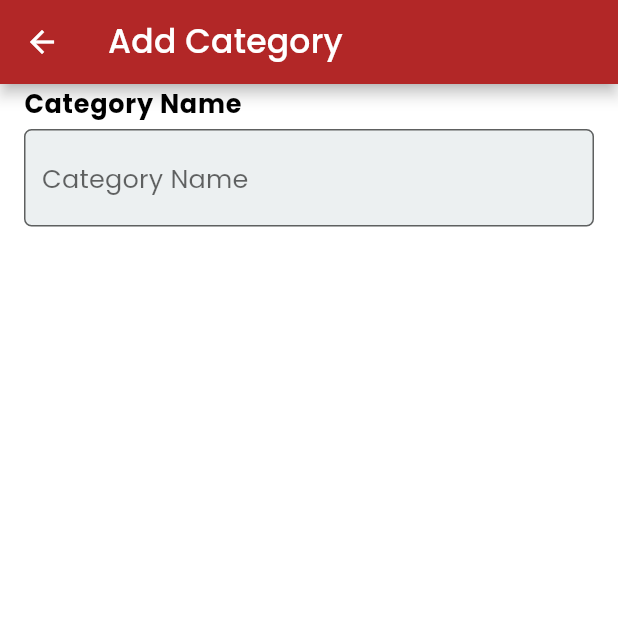
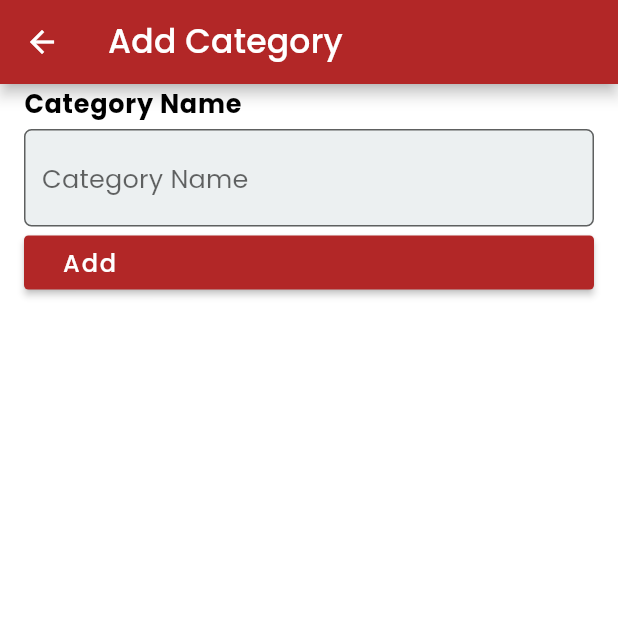
Before and after one commit to anasfik/Yacine_tv_flutter, a Flutter app: the AddChannelCategory screen opened directly, on a phone screen of 412 x 824 dp, the top half of it. Run offline on Flutter 3.47's test engine with Material 2 defaults, Android fonts, the phone set to English and light mode, and no system bars; drawn by our look-alikes of auto_size_text; our stand-ins replace bloc, equatable, flutter_bloc, flutter_dotenv, flutter_remix, google_fonts; missing offline and left inert: dart:html; network calls fail.

Commit message:
[ Add ]  added add category page

```diff
--- a/web_panel/lib/buisness_logic/add_channels_categories_bloc/add_channels_categories_bloc.dart
+++ /dev/null
@@ -1,13 +0,0 @@
-import 'package:bloc/bloc.dart';
-import 'package:equatable/equatable.dart';
-import 'package:meta/meta.dart';
-
-part 'add_channels_categories_event.dart';
-part 'add_channels_categories_state.dart';
-
-class AddChannelsCategoriesBloc
-    extends Bloc<AddChannelsCategoriesEvent, AddChannelsCategoriesState> {
-  AddChannelsCategoriesBloc() : super(AddChannelsCategoriesState()) {
-    on<AddChannelsCategoriesEvent>((event, emit) {});
-  }
-}
--- a/web_panel/lib/buisness_logic/add_channels_categories_bloc/add_channels_categories_event.dart
+++ /dev/null
@@ -1,4 +0,0 @@
-part of 'add_channels_categories_bloc.dart';
-
-@immutable
-abstract class AddChannelsCategoriesEvent {}
--- a/web_panel/lib/buisness_logic/bloc_providers/bloc_providers.dart
+++ b/web_panel/lib/buisness_logic/bloc_providers/bloc_providers.dart
@@ -4,7 +4,6 @@ import 'package:web_panel/buisness_logic/login_bloc/login_bloc_bloc.dart';
 import 'package:web_panel/data/repositories/auth_repository/auth_repository.dart';
 
 import '../../data/repositories/channels_categories_repository/channels_categories_repository.dart';
-import '../add_channels_categories_bloc/add_channels_categories_bloc.dart';
 import '../channels_categories_bloc/channels_categories_bloc.dart';
 import '../dashbord_cubit/dashboard_cubit.dart';
 
@@ -21,9 +20,6 @@ class BlocProviders {
         create: (context) =>
             ChannelsCategoriesBloc(ChannelsCategoriesRepository()),
       ),
-      BlocProvider<AddChannelsCategoriesBloc>(
-        create: (context) => AddChannelsCategoriesBloc(),
-      ),
     ];
   }
 }
--- a/web_panel/lib/buisness_logic/channels_categories_bloc/channels_categories_bloc.dart
+++ b/web_panel/lib/buisness_logic/channels_categories_bloc/channels_categories_bloc.dart
@@ -1,5 +1,6 @@
 import 'package:bloc/bloc.dart';
 import 'package:equatable/equatable.dart';
+import 'package:flutter/widgets.dart';
 import 'package:meta/meta.dart';
 import 'package:web_panel/data/models/chennels_category.dart';
 
@@ -11,14 +12,51 @@ part 'channels_categories_state.dart';
 class ChannelsCategoriesBloc
     extends Bloc<ChannelsCategoriesEvent, ChannelsCategoriesState> {
   final ChannelsCategoriesRepository channelsCategoriesRepository;
+
   ChannelsCategoriesBloc(this.channelsCategoriesRepository)
-      : super(ChannelsCategoriesState()) {
-    on<ChannelsCategoriesEvent>((event, emit) {});
+      : super(const ChannelsCategoriesState()) {
+    on<ChannelsCategoryCreated>(_createChannelCategory);
+    on<ChannelsCategoryTitleEdited>(_editChannelCategoryTitle);
+    on<NewCategoriesGetRequested>(_newCategoriesGetRequested);
+    add(NewCategoriesGetRequested());
   }
-  Future<List<ChannelsCategory>> all() async {
-    return await channelsCategoriesRepository.getChannelsCategories();
-    try {} catch (e) {
-      throw Exception(e.toString());
-    }
+
+  void _createChannelCategory(
+    ChannelsCategoryCreated event,
+    Emitter<ChannelsCategoriesState> emit,
+  ) async {
+    emit(state.copyWith(isLoading: true));
+    await channelsCategoriesRepository.createChannelsCategory(
+      ChannelsCategory(
+        id: "_",
+        categoryTitle: state.channelsCategoryTitle,
+        channels: [],
+      ),
+    );
+    event.onSuccess();
+    emit(state.copyWith(isLoading: false));
+  }
+
+  void _editChannelCategoryTitle(
+    ChannelsCategoryTitleEdited event,
+    Emitter<ChannelsCategoriesState> emit,
+  ) {
+    emit(state.copyWith(channelsCategoryTitle: event.newValue));
+  }
+
+  _newCategoriesGetRequested(
+    NewCategoriesGetRequested event,
+    Emitter<ChannelsCategoriesState> emit,
+  ) async {
+    emit(state.copyWith(isLoading: true));
+    final channelsCategories =
+        await channelsCategoriesRepository.getChannelsCategories();
+
+    emit(
+      state.copyWith(
+        isLoading: false,
+        allChannelsCategories: channelsCategories,
+      ),
+    );
   }
 }
--- a/web_panel/lib/buisness_logic/channels_categories_bloc/channels_categories_event.dart
+++ b/web_panel/lib/buisness_logic/channels_categories_bloc/channels_categories_event.dart
@@ -2,3 +2,22 @@ part of 'channels_categories_bloc.dart';
 
 @immutable
 abstract class ChannelsCategoriesEvent {}
+
+class ChannelsCategoryCreated extends ChannelsCategoriesEvent {
+  final VoidCallback onSuccess;
+  final void Function(String) onError;
+
+  ChannelsCategoryCreated({
+    required this.onError,
+    required this.onSuccess,
+  });
+}
+
+class ChannelsCategoryTitleEdited extends ChannelsCategoriesEvent {
+  final String newValue;
+  ChannelsCategoryTitleEdited(this.newValue);
+}
+
+class NewCategoriesGetRequested extends ChannelsCategoriesEvent {
+  NewCategoriesGetRequested();
+}
--- a/web_panel/lib/buisness_logic/channels_categories_bloc/channels_categories_state.dart
+++ b/web_panel/lib/buisness_logic/channels_categories_bloc/channels_categories_state.dart
@@ -1,7 +1,37 @@
+// ignore_for_file: public_member_api_docs, sort_constructors_first
 part of 'channels_categories_bloc.dart';
 
 @immutable
 class ChannelsCategoriesState extends Equatable {
+  final List<ChannelsCategory> allChannelsCategories;
+  final List<Channel> channels;
+  final String channelsCategoryTitle;
+  final bool isLoading;
+
+  const ChannelsCategoriesState({
+    this.allChannelsCategories = const [],
+    this.channels = const [],
+    this.channelsCategoryTitle = "",
+    this.isLoading = false,
+  });
+
   @override
-  List<Object?> get props => [];
+  List<Object?> get props =>
+      [channels, channelsCategoryTitle, isLoading, allChannelsCategories];
+
+  ChannelsCategoriesState copyWith({
+    List<ChannelsCategory>? allChannelsCategories,
+    List<Channel>? channels,
+    String? channelsCategoryTitle,
+    bool? isLoading,
+  }) {
+    return ChannelsCategoriesState(
+      allChannelsCategories:
+          allChannelsCategories ?? this.allChannelsCategories,
+      channels: channels ?? this.channels,
+      channelsCategoryTitle:
+          channelsCategoryTitle ?? this.channelsCategoryTitle,
+      isLoading: isLoading ?? this.isLoading,
+    );
+  }
 }
--- a/web_panel/lib/data/models/chennels_category.dart
+++ b/web_panel/lib/data/models/chennels_category.dart
@@ -21,7 +21,6 @@ class ChannelsCategory {
       );
 
   Map<String, dynamic> toMap() => {
-        "_id": id,
         "category_title": categoryTitle,
         "channels": List<dynamic>.from(
           channels.map(
--- a/web_panel/lib/main.dart
+++ b/web_panel/lib/main.dart
@@ -13,7 +13,6 @@ void main() async {
   WidgetsFlutterBinding.ensureInitialized();
 
   await dotenv.load(fileName: ".env");
-  final a = await ChannelsCategoriesRepository().getChannelsCategories();
   runApp(const MyApp());
 }
 
@@ -30,7 +29,7 @@ class MyApp extends StatelessWidget {
         theme: AppThemes.light,
         home: const Login(),
         routes: {
-          "/dashboard": (context) => DashBoard(),
+          "/dashboard": (context) => const DashBoard(),
         },
       ),
     );
--- a/web_panel/lib/presentation/screens/add_category/add_vategory.dart
+++ b/web_panel/lib/presentation/screens/add_category/add_vategory.dart
@@ -1,6 +1,9 @@
 import 'package:flutter/material.dart';
+import 'package:flutter_bloc/flutter_bloc.dart';
+import 'package:web_panel/presentation/screens/general/action_button.dart';
 import 'package:web_panel/presentation/screens/general/margined_body.dart';
 
+import '../../../buisness_logic/channels_categories_bloc/channels_categories_bloc.dart';
 import '../general/data_field.dart';
 
 class AddChannelCategory extends StatelessWidget {
@@ -8,16 +11,48 @@ class AddChannelCategory extends StatelessWidget {
 
   @override
   Widget build(BuildContext context) {
+    final bloc = context.read<ChannelsCategoriesBloc>();
+
     return Scaffold(
       appBar: AppBar(
-        title: Text("Add Category"),
+        title: const Text("Add Category"),
       ),
       body: MarginedBody(
         child: Column(
           children: <Widget>[
-            DataField(
-              hint: "Category Name",
-              controller: TextEditingController(),
+            BlocBuilder<ChannelsCategoriesBloc, ChannelsCategoriesState>(
+                builder: (context, state) {
+              return DataField(
+                hint: "Category Name",
+                onChanged: (value) {
+                  bloc.add(ChannelsCategoryTitleEdited(value));
+                },
+              );
+            }),
+            ActionButton(
+              onPressed: () {
+                bloc.add(
+                  ChannelsCategoryCreated(
+                    onSuccess: () {
+                      bloc.add(NewCategoriesGetRequested());
+                      ScaffoldMessenger.of(context).showSnackBar(
+                        const SnackBar(
+                          content: Text("Category Added"),
+                        ),
+                      );
+                      Navigator.pop(context);
+                    },
+                    onError: (error) {
+                      ScaffoldMessenger.of(context).showSnackBar(
+                        const SnackBar(
+                          content: Text("Error"),
+                        ),
+                      );
+                    },
+                  ),
+                );
+              },
+              text: "Add",
             ),
           ],
         ),
--- a/web_panel/lib/presentation/screens/general/data_field.dart
+++ b/web_panel/lib/presentation/screens/general/data_field.dart
@@ -4,11 +4,11 @@ class DataField extends StatelessWidget {
   const DataField({
     super.key,
     required this.hint,
-    required this.controller,
+    required this.onChanged,
   });
 
   final String hint;
-  final TextEditingController controller;
+  final void Function(String) onChanged;
   @override
   Widget build(BuildContext context) {
     return Column(
@@ -25,7 +25,7 @@ class DataField extends StatelessWidget {
           height: 5,
         ),
         TextField(
-          controller: controller,
+          onChanged: onChanged,
           decoration: InputDecoration(
             border: OutlineInputBorder(
               borderRadius: BorderRadius.circular(5),
```
Also changed, not shown: web_panel/lib/buisness_logic/add_channels_categories_bloc/add_channels_categories_state.dart (deleted, +0 -7 lines), web_panel/lib/data/providers/categories/categories.dart (+16 -0 lines), web_panel/lib/data/repositories/channels_categories_repository/channels_categories_repository.dart (+9 -1 lines), web_panel/lib/presentation/screens/channels_categories/channels_categories.dart (+12 -15 lines).
